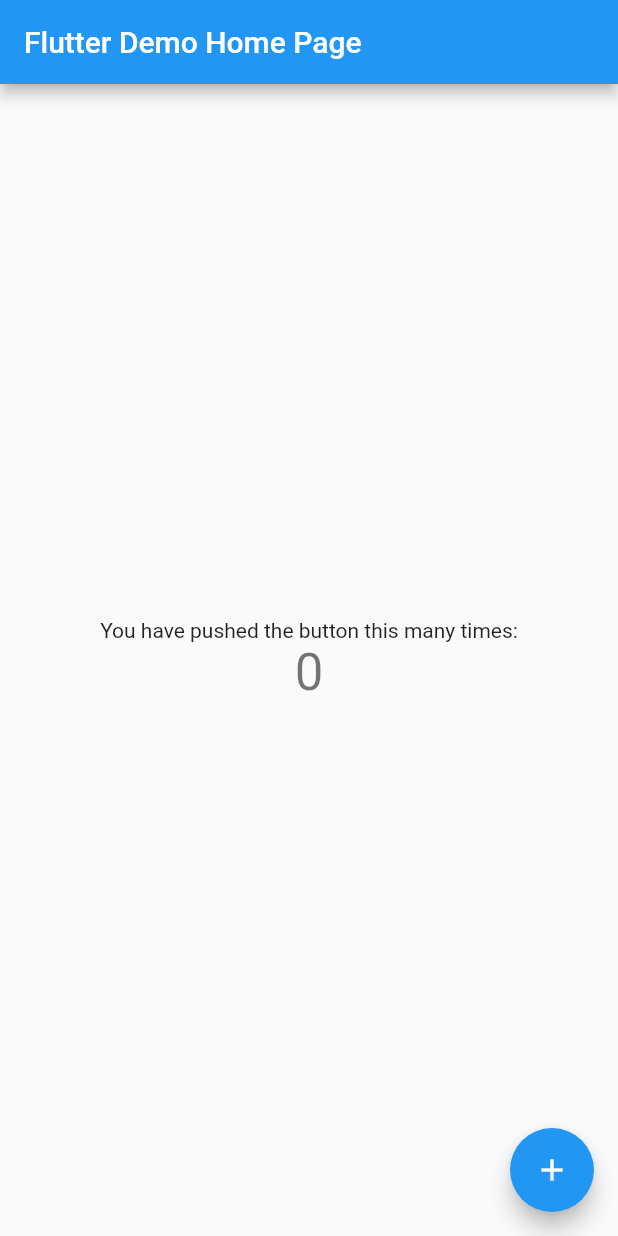
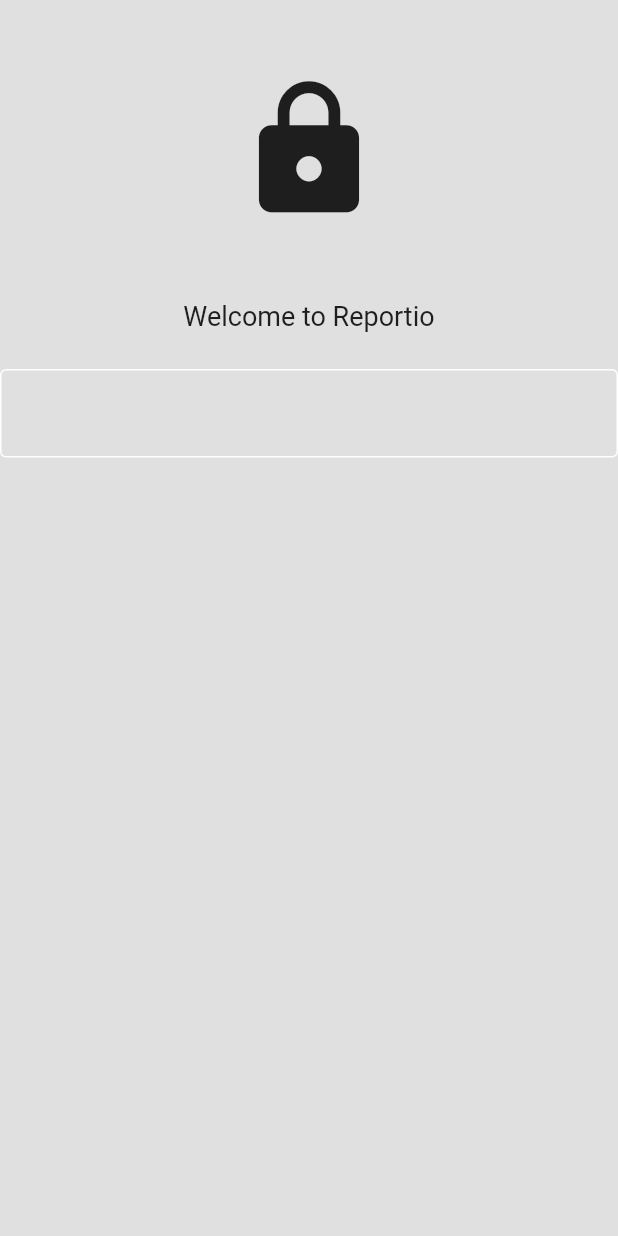
Before and after one commit to koechian/reportio, a Flutter app: the screen it shows after launch, on a phone screen of 412 x 824 dp. Run offline on Flutter 3.47's test engine with Material 2 defaults, Android fonts, the phone set to English and light mode, and no system bars.

Commit message:
Started on Login Screen UI

```diff
--- a/lib/main.dart
+++ b/lib/main.dart
@@ -1,115 +1,16 @@
 import 'package:flutter/material.dart';
+import 'pages/login.dart';
 
-void main() {
+void main(List<String> args) {
   runApp(const MyApp());
 }
 
 class MyApp extends StatelessWidget {
   const MyApp({super.key});
 
-  // This widget is the root of your application.
-  @override
   Widget build(BuildContext context) {
-    return MaterialApp(
-      title: 'Flutter Demo',
-      theme: ThemeData(
-        // This is the theme of your application.
-        //
-        // Try running your application with "flutter run". You'll see the
-        // application has a blue toolbar. Then, without quitting the app, try
-        // changing the primarySwatch below to Colors.green and then invoke
-        // "hot reload" (press "r" in the console where you ran "flutter run",
-        // or simply save your changes to "hot reload" in a Flutter IDE).
-        // Notice that the counter didn't reset back to zero; the application
-        // is not restarted.
-        primarySwatch: Colors.blue,
-      ),
-      home: const MyHomePage(title: 'Flutter Demo Home Page'),
+    return const MaterialApp(
+      home: LoginPage(),
     );
   }
 }
-
-class MyHomePage extends StatefulWidget {
-  const MyHomePage({super.key, required this.title});
-
-  // This widget is the home page of your application. It is stateful, meaning
-  // that it has a State object (defined below) that contains fields that affect
-  // how it looks.
-
-  // This class is the configuration for the state. It holds the values (in this
-  // case the title) provided by the parent (in this case the App widget) and
-  // used by the build method of the State. Fields in a Widget subclass are
-  // always marked "final".
-
-  final String title;
-
-  @override
-  State<MyHomePage> createState() => _MyHomePageState();
-}
-
-class _MyHomePageState extends State<MyHomePage> {
-  int _counter = 0;
-
-  void _incrementCounter() {
-    setState(() {
-      // This call to setState tells the Flutter framework that something has
-      // changed in this State, which causes it to rerun the build method below
-      // so that the display can reflect the updated values. If we changed
-      // _counter without calling setState(), then the build method would not be
-      // called again, and so nothing would appear to happen.
-      _counter++;
-    });
-  }
-
-  @override
-  Widget build(BuildContext context) {
-    // This method is rerun every time setState is called, for instance as done
-    // by the _incrementCounter method above.
-    //
-    // The Flutter framework has been optimized to make rerunning build methods
-    // fast, so that you can just rebuild anything that needs updating rather
-    // than having to individually change instances of widgets.
-    return Scaffold(
-      appBar: AppBar(
-        // Here we take the value from the MyHomePage object that was created by
-        // the App.build method, and use it to set our appbar title.
-        title: Text(widget.title),
-      ),
-      body: Center(
-        // Center is a layout widget. It takes a single child and positions it
-        // in the middle of the parent.
-        child: Column(
-          // Column is also a layout widget. It takes a list of children and
-          // arranges them vertically. By default, it sizes itself to fit its
-          // children horizontally, and tries to be as tall as its parent.
-          //
-          // Invoke "debug painting" (press "p" in the console, choose the
-          // "Toggle Debug Paint" action from the Flutter Inspector in Android
-          // Studio, or the "Toggle Debug Paint" command in Visual Studio Code)
-          // to see the wireframe for each widget.
-          //
-          // Column has various properties to control how it sizes itself and
-          // how it positions its children. Here we use mainAxisAlignment to
-          // center the children vertically; the main axis here is the vertical
-          // axis because Columns are vertical (the cross axis would be
-          // horizontal).
-          mainAxisAlignment: MainAxisAlignment.center,
-          children: <Widget>[
-            const Text(
-              'You have pushed the button this many times:',
-            ),
-            Text(
-              '$_counter',
-              style: Theme.of(context).textTheme.headlineMedium,
-            ),
-          ],
-        ),
-      ),
-      floatingActionButton: FloatingActionButton(
-        onPressed: _incrementCounter,
-        tooltip: 'Increment',
-        child: const Icon(Icons.add),
-      ), // This trailing comma makes auto-formatting nicer for build methods.
-    );
-  }
-}
--- /dev/null
+++ b/lib/pages/login.dart
@@ -0,0 +1,38 @@
+import 'package:flutter/material.dart';
+
+class LoginPage extends StatelessWidget {
+  const LoginPage({super.key});
+
+  Widget build(BuildContext context) {
+    return Scaffold(
+      backgroundColor: Colors.grey[300],
+      body: SafeArea(
+        child: Center(
+          child: Column(children: const [
+            SizedBox(height: 50),
+            Icon(
+              Icons.lock,
+              size: 100,
+            ),
+            SizedBox(height: 50),
+            Text(
+              'Welcome to Reportio',
+              style: TextStyle(fontSize: 18),
+            ),
+            SizedBox(height: 25),
+            TextField(
+              decoration: InputDecoration(
+                enabledBorder: OutlineInputBorder(
+                  borderSide: BorderSide(color: Colors.white),
+                ),
+                focusedBorder: OutlineInputBorder(
+                  borderSide: BorderSide(color: Colors.black),
+                ),
+              ),
+            )
+          ]),
+        ),
+      ),
+    );
+  }
+}
```
Also changed, not shown: 39 other files.
